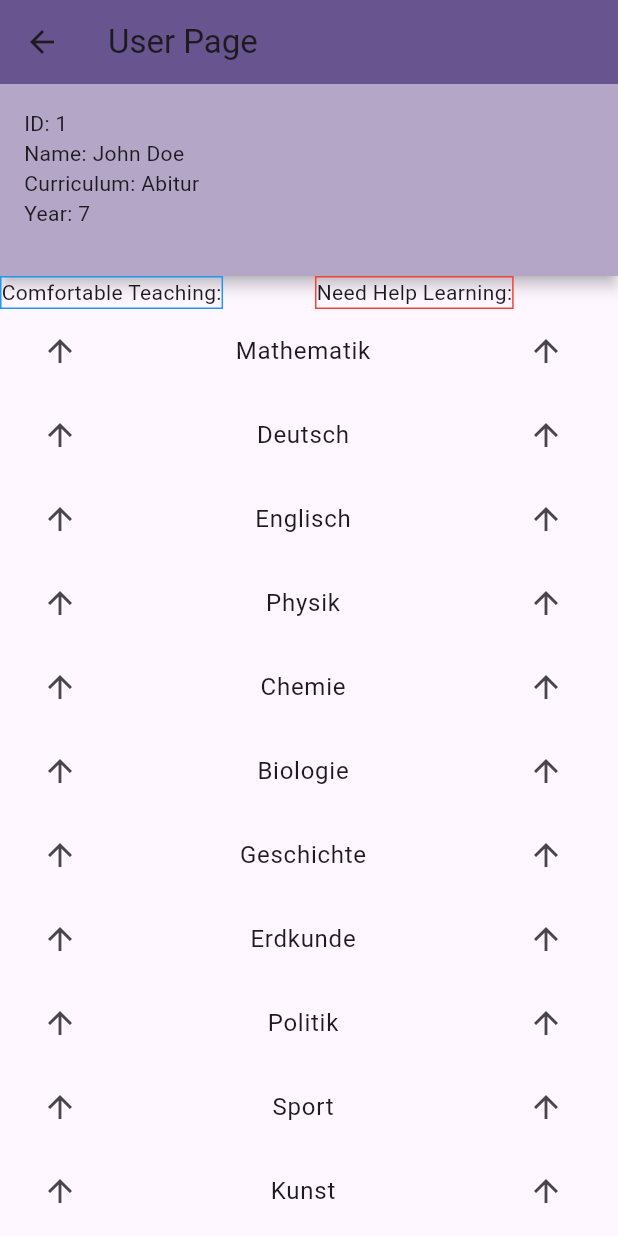
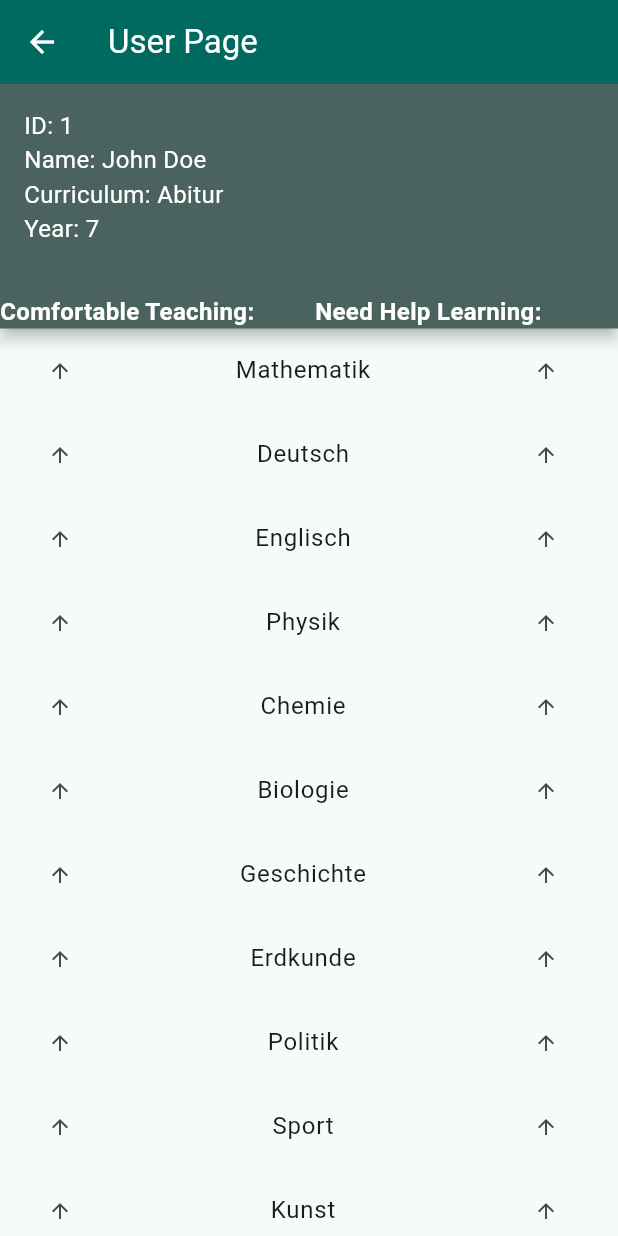
Before and after one commit to AmNat789/KnowUnityCaseStudy, a Flutter app: the BuddyPage screen opened directly, after a tap on "Go to User Page", on a phone screen of 412 x 824 dp. Run offline on Flutter 3.47's test engine with Material 3 defaults, Android fonts, the phone set to English and light mode, and no system bars.

Commit message:
Refactor UI components and improve styling in user-related pages

```diff
--- a/lib/main.dart
+++ b/lib/main.dart
@@ -29,7 +29,7 @@ class MyApp extends StatelessWidget {
         //
         // This works for code too, not just values: Most code changes can be
         // tested with just a hot reload.
-        colorScheme: ColorScheme.fromSeed(seedColor: Colors.deepPurple),
+        colorScheme: ColorScheme.fromSeed(seedColor: Colors.teal),
         useMaterial3: true,
       ),
       home: const MyHomePage(),
--- a/lib/pages/user.dart
+++ b/lib/pages/user.dart
@@ -8,7 +8,7 @@ import 'package:flutter/material.dart';
 class UserPage extends StatefulWidget {
   final Map<String, dynamic> userData;
 
-  UserPage({required this.userData});
+  const UserPage({super.key, required this.userData});
 
   @override
   _UserPageState createState() => _UserPageState();
@@ -61,12 +61,20 @@ class _UserPageState extends State<UserPage> {
   Widget build(BuildContext context) {
     return Scaffold(
       appBar: AppBar(
-        title: Text('User Page'),
+        title: Text('User Page',
+            style: TextStyle(color: Theme.of(context).colorScheme.onPrimary)),
         backgroundColor: Theme.of(context).colorScheme.primary,
         elevation: 4,
+        iconTheme:
+            IconThemeData(color: Theme.of(context).colorScheme.onPrimary),
       ),
       body: Column(
         mainAxisAlignment: MainAxisAlignment.start,
+        children: [
+          Material(
+            color: Theme.of(context).colorScheme.secondary,
+            elevation: 4,
+            child: Column(
               children: [
                 UserInfoSection(userData: widget.userData),
                 SubjectLists(
@@ -75,6 +83,9 @@ class _UserPageState extends State<UserPage> {
                   onMoveToSubjects: moveToSubjects,
                   onMoveToLearning: moveToLearning,
                   onMoveToTeaching: moveToTeaching,
+                ),
+              ],
+            ),
           ),
           Expanded(
             child: SubjectSelectionList(
--- /dev/null
+++ b/lib/widgets/formatted_list_tile.dart
@@ -0,0 +1,69 @@
+import 'package:flutter/material.dart';
+
+class FormattedIconButton extends StatelessWidget {
+  final Icon icon;
+  final Function() onPressed;
+
+  const FormattedIconButton({
+    super.key,
+    required this.icon,
+    required this.onPressed,
+  });
+
+  @override
+  IconButton build(BuildContext context) {
+    return IconButton(
+      icon: icon,
+      onPressed: onPressed,
+      iconSize: 16,
+      constraints: BoxConstraints(
+        minWidth: 16,
+        minHeight: 16,
+      ),
+      padding: EdgeInsets.all(8.0),
+    );
+  }
+}
+
+class FormattedListTile extends StatelessWidget {
+  final Icon leftIcon;
+  final Function() onPressedLeft;
+  final String title;
+  final Icon rightIcon;
+  final Function() onPressedRight;
+  final Color? textAndIconColor;
+
+  const FormattedListTile({
+    super.key,
+    required this.leftIcon,
+    required this.onPressedLeft,
+    required this.title,
+    required this.rightIcon,
+    required this.onPressedRight,
+    this.textAndIconColor,
+  });
+
+  @override
+  ListTile build(BuildContext context) {
+    return ListTile(
+      leading: FormattedIconButton(
+        icon: leftIcon,
+        onPressed: onPressedLeft,
+      ),
+      title: Center(
+        child: Text(
+          title,
+          softWrap: false,
+          overflow: TextOverflow.ellipsis,
+          style: TextStyle(
+            color: textAndIconColor,
+          ),
+        ),
+      ),
+      trailing: FormattedIconButton(
+        icon: rightIcon,
+        onPressed: onPressedRight,
+      ),
+    );
+  }
+}
--- a/lib/widgets/subject_list.dart
+++ b/lib/widgets/subject_list.dart
@@ -1,3 +1,4 @@
+import 'package:case_study/widgets/formatted_list_tile.dart';
 import 'package:flutter/material.dart';
 import 'package:case_study/models/subject.dart';
 
@@ -7,15 +8,16 @@ class SubjectLists extends StatelessWidget {
   final List<Subject> teachingSubjects;
   final List<Subject> learningSubjects;
   final Function(Subject) onMoveToSubjects;
-  final Function(Subject)? onMoveToLearning;
-  final Function(Subject)? onMoveToTeaching;
+  final Function(Subject) onMoveToLearning;
+  final Function(Subject) onMoveToTeaching;
 
-  SubjectLists({
+  const SubjectLists({
+    super.key,
     required this.teachingSubjects,
     required this.learningSubjects,
     required this.onMoveToSubjects,
-    this.onMoveToLearning,
-    this.onMoveToTeaching,
+    required this.onMoveToLearning,
+    required this.onMoveToTeaching,
   });
 
   @override
@@ -27,8 +29,7 @@ class SubjectLists extends StatelessWidget {
           child: StudyRoleList(
             title: 'Comfortable Teaching:',
             subjects: teachingSubjects,
-            borderColor: Colors.blue,
-            onMoveToLearning: onMoveToLearning,
+            onMoveToOtherStudyRole: onMoveToLearning,
             onMoveToSubjects: onMoveToSubjects,
             role: StudyRole.teaching,
           ),
@@ -38,8 +39,7 @@ class SubjectLists extends StatelessWidget {
           child: StudyRoleList(
             title: 'Need Help Learning:',
             subjects: learningSubjects,
-            borderColor: Colors.red,
-            onMoveToTeaching: onMoveToTeaching,
+            onMoveToOtherStudyRole: onMoveToTeaching,
             onMoveToSubjects: onMoveToSubjects,
             role: StudyRole.learning,
           ),
@@ -52,71 +52,54 @@ class SubjectLists extends StatelessWidget {
 class StudyRoleList extends StatelessWidget {
   final String title;
   final List<Subject> subjects;
-  final Color borderColor;
   final StudyRole role;
-  final Function(Subject)? onMoveToLearning;
+  final Function(Subject) onMoveToOtherStudyRole;
   final Function(Subject) onMoveToSubjects;
-  final Function(Subject)? onMoveToTeaching;
 
-  StudyRoleList({
+  const StudyRoleList({
+    super.key,
     required this.title,
     required this.subjects,
-    required this.borderColor,
-    this.onMoveToLearning,
-    this.onMoveToTeaching,
+    required this.onMoveToOtherStudyRole,
     required this.onMoveToSubjects,
     required this.role,
   });
 
   @override
   Widget build(BuildContext context) {
+    final Color color = Theme.of(context).colorScheme.onSecondary;
+
     return Column(
       crossAxisAlignment: CrossAxisAlignment.start,
       children: [
-        Container(
-          decoration: BoxDecoration(
-            border: Border.all(color: borderColor),
-          ),
-          child: Column(
-            children: [
-              Text(title),
-              for (var subject in subjects)
-                ListTile(
-                  leading: role == StudyRole.teaching
-                      ? IconButton(
-                          padding: EdgeInsets.zero,
-                          iconSize: 16,
-                          icon: Icon(Icons.arrow_downward),
-                          onPressed: () => onMoveToSubjects(subject),
-                        )
-                      : IconButton(
-                          padding: EdgeInsets.zero,
-                          iconSize: 16,
-                          icon: Icon(Icons.arrow_back),
-                          onPressed: () => onMoveToTeaching!(subject),
-                        ),
-                  title: Flexible(
-                    child: Text(
-                      subject.name,
-                      softWrap: false,
-                    ),
-                  ),
-                  trailing: role == StudyRole.teaching
-                      ? IconButton(
-                          padding: EdgeInsets.zero,
-                          iconSize: 16,
-                          icon: Icon(Icons.arrow_forward),
-                          onPressed: () => onMoveToLearning!(subject),
-                        )
-                      : IconButton(
-                          padding: EdgeInsets.zero,
-                          iconSize: 16,
-                          icon: Icon(Icons.arrow_downward),
-                          onPressed: () => onMoveToSubjects(subject),
-                        ),
-                ),
-            ],
-          ),
+        Column(
+          children: [
+            Text(
+              title,
+              style: TextStyle(
+                color: color,
+                fontSize: 16,
+                fontWeight: FontWeight.bold,
+              ),
+            ),
+            for (var subject in subjects)
+              FormattedListTile(
+                leftIcon: role == StudyRole.teaching
+                    ? Icon(Icons.arrow_downward, color: color)
+                    : Icon(Icons.arrow_back, color: color),
+                onPressedLeft: role == StudyRole.teaching
+                    ? () => onMoveToSubjects(subject)
+                    : () => onMoveToOtherStudyRole(subject),
+                title: subject.name,
+                rightIcon: role == StudyRole.teaching
+                    ? Icon(Icons.arrow_forward, color: color)
+                    : Icon(Icons.arrow_downward, color: color),
+                onPressedRight: role == StudyRole.teaching
+                    ? () => onMoveToOtherStudyRole(subject)
+                    : () => onMoveToSubjects(subject),
+                textAndIconColor: color,
+              ),
+          ],
         ),
       ],
     );
--- a/lib/widgets/subject_selection_list.dart
+++ b/lib/widgets/subject_selection_list.dart
@@ -1,3 +1,4 @@
+import 'package:case_study/widgets/formatted_list_tile.dart';
 import 'package:flutter/material.dart';
 import 'package:case_study/models/subject.dart';
 
@@ -6,7 +7,8 @@ class SubjectSelectionList extends StatelessWidget {
   final Function(Subject) onMoveToLearning;
   final Function(Subject) onMoveToTeaching;
 
-  SubjectSelectionList({
+  const SubjectSelectionList({
+    super.key,
     required this.subjects,
     required this.onMoveToLearning,
     required this.onMoveToTeaching,
@@ -19,26 +21,12 @@ class SubjectSelectionList extends StatelessWidget {
       itemCount: subjects.length,
       itemBuilder: (context, index) {
         final subject = subjects[index];
-        return ListTile(
-          leading: IconButton(
-            icon: Icon(Icons.arrow_upward),
-            onPressed: () {
-              onMoveToTeaching(subject);
-            },
-          ),
-          title: Center(
-            child: Text(
-              subject.name,
-              softWrap: false,
-              overflow: TextOverflow.ellipsis,
-            ),
-          ),
-          trailing: IconButton(
-            icon: Icon(Icons.arrow_upward),
-            onPressed: () {
-              onMoveToLearning(subject);
-            },
-          ),
+        return FormattedListTile(
+          leftIcon: Icon(Icons.arrow_upward),
+          onPressedLeft: () => onMoveToTeaching(subject),
+          title: subject.name,
+          rightIcon: Icon(Icons.arrow_upward),
+          onPressedRight: () => onMoveToLearning(subject),
         );
       },
     );
--- a/lib/widgets/user_info_section.dart
+++ b/lib/widgets/user_info_section.dart
@@ -3,29 +3,25 @@ import 'package:flutter/material.dart';
 class UserInfoSection extends StatelessWidget {
   final Map<String, dynamic> userData;
 
-  UserInfoSection({required this.userData});
+  const UserInfoSection({super.key, required this.userData});
 
   @override
   Widget build(BuildContext context) {
-    return Material(
-      elevation: 4,
-      child: Container(
+    final TextStyle titleStyle = TextStyle(
+        fontSize: 16.0, color: Theme.of(context).colorScheme.onSecondary);
+
+    return Container(
       width: double.infinity,
-        color: Theme.of(context)
-            .colorScheme
-            .primary
-            .withAlpha((0.5 * 255).toInt()),
       padding: const EdgeInsets.all(16.0),
       child: Column(
         crossAxisAlignment: CrossAxisAlignment.start,
         children: [
-            Text('ID: ${userData['id']}'),
-            Text('Name: ${userData['name']}'),
-            Text('Curriculum: ${userData['curriculum']}'),
-            Text('Year: ${userData['year']}'),
+          Text('ID: ${userData['id']}', style: titleStyle),
+          Text('Name: ${userData['name']}', style: titleStyle),
+          Text('Curriculum: ${userData['curriculum']}', style: titleStyle),
+          Text('Year: ${userData['year']}', style: titleStyle),
           SizedBox(height: 16.0),
         ],
-        ),
       ),
     );
   }
```
Lines whose indentation alone changed are shown as unchanged.
